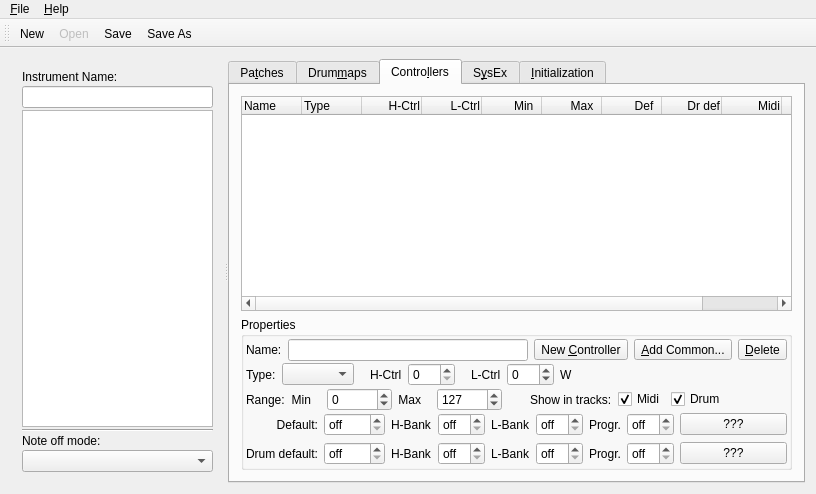
Before: the Qt Designer form muse3/muse/instruments/editinstrumentbase.ui in emrum/muse, drawn with Qt 5.
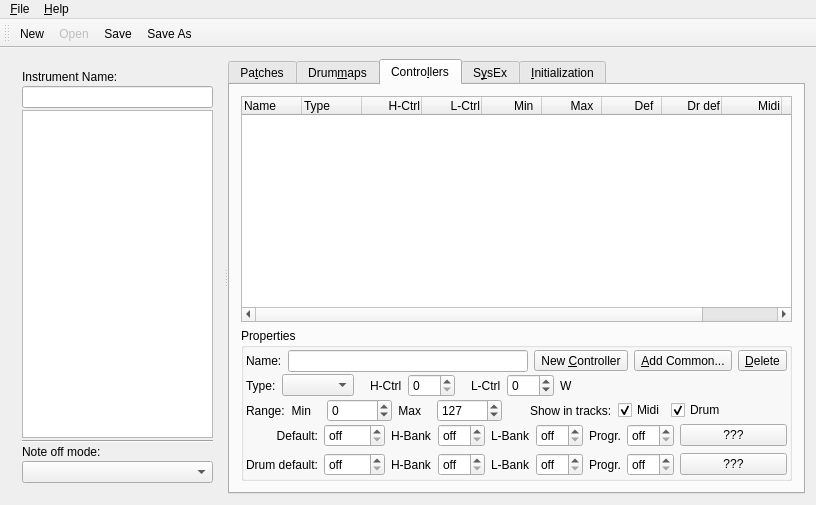
After: the same form once the commit is applied. The open tabs and pages were chosen to show the change.

The edit to the form file:
```diff
--- a/muse3/muse/instruments/editinstrumentbase.ui
+++ b/muse3/muse/instruments/editinstrumentbase.ui
@@ -7,7 +7,7 @@
     <x>0</x>
     <y>0</y>
     <width>816</width>
-    <height>494</height>
+    <height>505</height>
    </rect>
   </property>
   <property name="minimumSize">
@@ -921,7 +921,7 @@
              <string>Name                  </string>
             </property>
             <property name="textAlignment">
-             <set>AlignLeft|AlignVCenter</set>
+             <set>AlignLeading|AlignVCenter</set>
             </property>
            </column>
            <column>
@@ -929,7 +929,7 @@
              <string>Type       </string>
             </property>
             <property name="textAlignment">
-             <set>AlignLeft|AlignVCenter</set>
+             <set>AlignLeading|AlignVCenter</set>
             </property>
            </column>
            <column>
@@ -937,7 +937,7 @@
              <string>H-Ctrl</string>
             </property>
             <property name="textAlignment">
-             <set>AlignRight|AlignVCenter</set>
+             <set>AlignTrailing|AlignVCenter</set>
             </property>
            </column>
            <column>
@@ -945,7 +945,7 @@
              <string>L-Ctrl</string>
             </property>
             <property name="textAlignment">
-             <set>AlignRight|AlignVCenter</set>
+             <set>AlignTrailing|AlignVCenter</set>
             </property>
            </column>
            <column>
@@ -953,7 +953,7 @@
              <string>Min  </string>
             </property>
             <property name="textAlignment">
-             <set>AlignRight|AlignVCenter</set>
+             <set>AlignTrailing|AlignVCenter</set>
             </property>
            </column>
            <column>
@@ -961,7 +961,7 @@
              <string>Max  </string>
             </property>
             <property name="textAlignment">
-             <set>AlignRight|AlignVCenter</set>
+             <set>AlignTrailing|AlignVCenter</set>
             </property>
            </column>
            <column>
@@ -969,7 +969,7 @@
              <string>Def  </string>
             </property>
             <property name="textAlignment">
-             <set>AlignRight|AlignVCenter</set>
+             <set>AlignTrailing|AlignVCenter</set>
             </property>
            </column>
            <column>
@@ -977,7 +977,7 @@
              <string>Dr def</string>
             </property>
             <property name="textAlignment">
-             <set>AlignRight|AlignVCenter</set>
+             <set>AlignTrailing|AlignVCenter</set>
             </property>
            </column>
            <column>
@@ -985,7 +985,7 @@
              <string>Midi</string>
             </property>
             <property name="textAlignment">
-             <set>AlignRight|AlignVCenter</set>
+             <set>AlignTrailing|AlignVCenter</set>
             </property>
            </column>
            <column>
@@ -993,7 +993,7 @@
              <string>Drum</string>
             </property>
             <property name="textAlignment">
-             <set>AlignRight|AlignVCenter</set>
+             <set>AlignTrailing|AlignVCenter</set>
             </property>
            </column>
           </widget>
```
Left out of the diff: 35 changed lines with no effect on the pictures.
